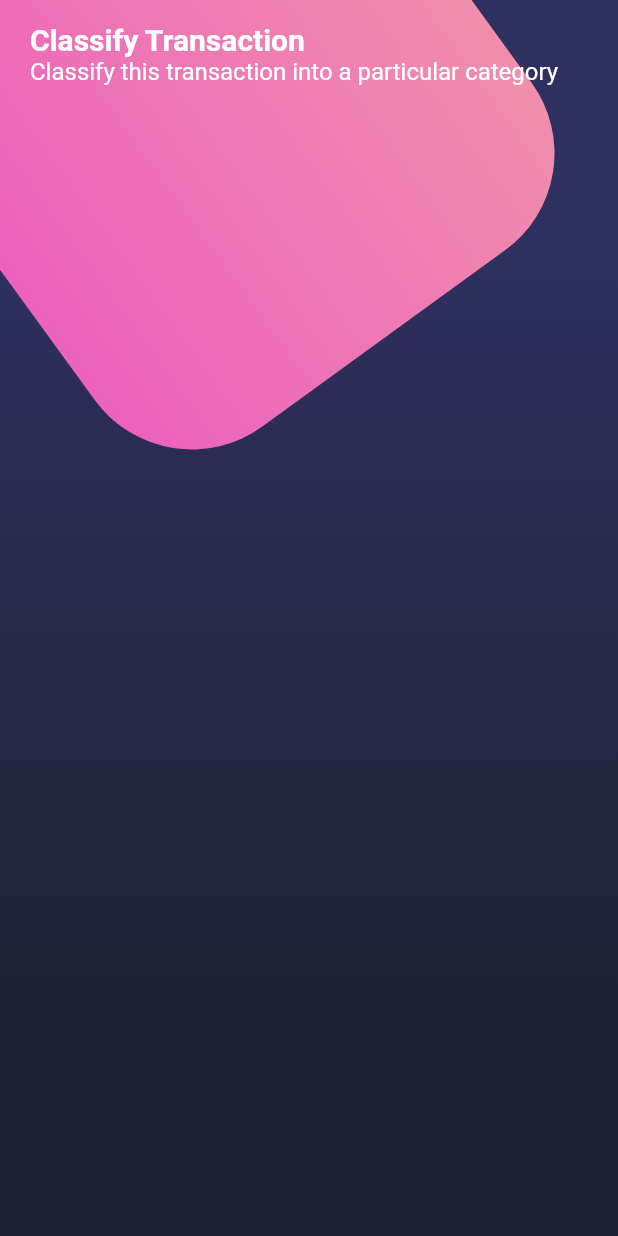
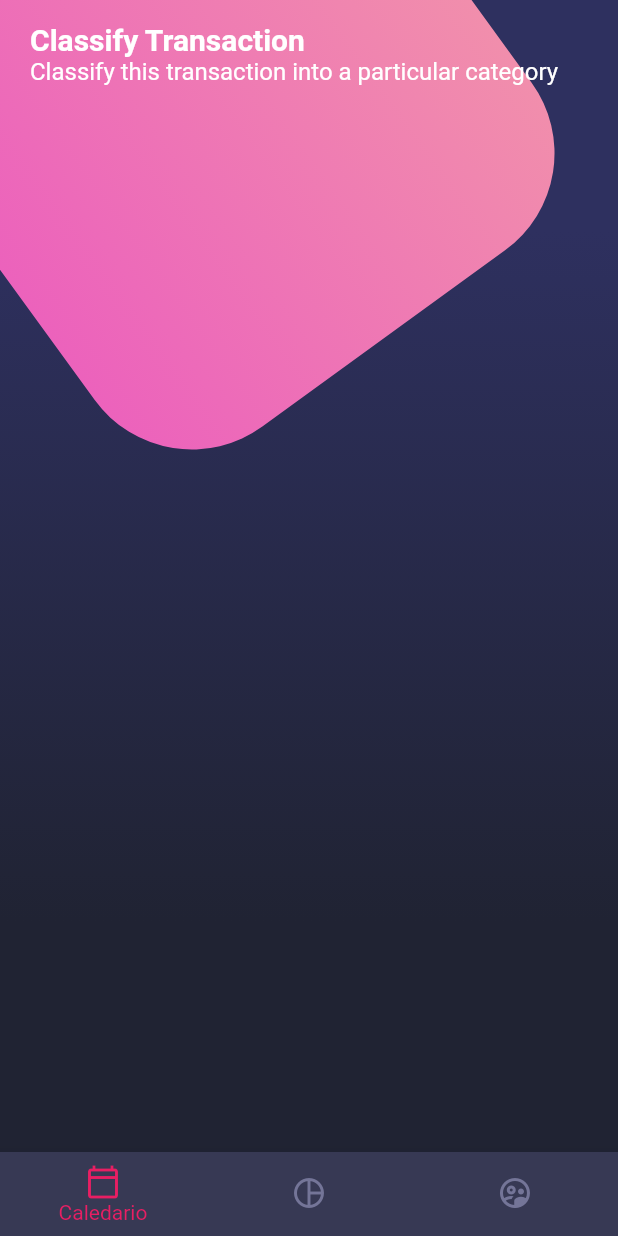
Before and after one commit to MatiasSalomon01/Flutter-Designs, a Flutter app: the screen it shows after launch, on a phone screen of 412 x 824 dp. Run offline on Flutter 3.47's test engine with Material 2 defaults, Android fonts, the phone set to English and light mode, and no system bars.

Commit message:
Diseño compuesto - BottomNavigationBar

```diff
--- a/lib/screens/home_screen.dart
+++ b/lib/screens/home_screen.dart
@@ -10,6 +10,7 @@ class HomeScreen extends StatelessWidget {
       body: Stack(
         children: [Background(), _HomeBody()],
       ),
+      bottomNavigationBar: CustomBottomNavigation(),
     );
   }
 }
--- /dev/null
+++ b/lib/widgets/custom_bottom_navigation.dart
@@ -0,0 +1,25 @@
+import 'package:flutter/material.dart';
+
+class CustomBottomNavigation extends StatelessWidget {
+  const CustomBottomNavigation({super.key});
+
+  @override
+  Widget build(BuildContext context) {
+    return BottomNavigationBar(
+        // showSelectedLabels: false,
+        showUnselectedLabels: false,
+        selectedItemColor: Colors.pink,
+        backgroundColor: const Color.fromRGBO(55, 57, 84, 1),
+        unselectedItemColor: const Color.fromRGBO(116, 117, 152, 1),
+        currentIndex: 0,
+        items: const [
+          BottomNavigationBarItem(
+              icon: Icon(Icons.calendar_today_outlined), label: 'Caledario'),
+          BottomNavigationBarItem(
+              icon: Icon(Icons.pie_chart_outline), label: 'Grafica'),
+          BottomNavigationBarItem(
+              icon: Icon(Icons.supervised_user_circle_outlined),
+              label: 'Usuarios')
+        ]);
+  }
+}
--- a/lib/widgets/widgets.dart
+++ b/lib/widgets/widgets.dart
@@ -1,2 +1,3 @@
+export 'package:flutter_designs/widgets/custom_bottom_navigation.dart';
 export 'package:flutter_designs/widgets/page_title.dart';
 export 'package:flutter_designs/widgets/background.dart';
```
